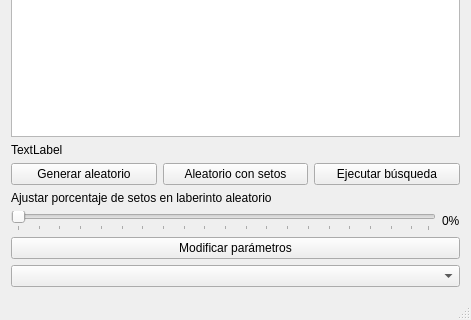
Above: Implementación Gráfica 1/hp_mdl/ventanaprincipal.ui from Rafaherrero/ia before the change; both pictures show x 0 to 471 and y 220 to 540 of the 471 by 540 pixel window. Below: the same form after it.
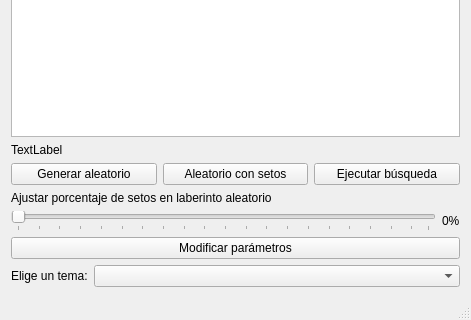
That is the form after the change.

Commit message: Arreglando interfaz 2

The edit to the form file:
```diff
--- a/Implementación Gráfica 1/hp_mdl/ventanaprincipal.ui
+++ b/Implementación Gráfica 1/hp_mdl/ventanaprincipal.ui
@@ -168,7 +168,37 @@
      </widget>
     </item>
     <item>
-     <widget class="QComboBox" name="lista_temas"/>
+     <layout class="QHBoxLayout" name="horizontalLayout_3">
+      <property name="topMargin">
+       <number>0</number>
+      </property>
+      <item>
+       <widget class="QLabel" name="label_2">
+        <property name="sizePolicy">
+         <sizepolicy hsizetype="Fixed" vsizetype="Preferred">
+          <horstretch>0</horstretch>
+          <verstretch>0</verstretch>
+         </sizepolicy>
+        </property>
+        <property name="text">
+         <string>Elige un tema:</string>
+        </property>
+       </widget>
+      </item>
+      <item>
+       <widget class="QComboBox" name="lista_temas">
+        <property name="sizePolicy">
+         <sizepolicy hsizetype="MinimumExpanding" vsizetype="Fixed">
+          <horstretch>0</horstretch>
+          <verstretch>0</verstretch>
+         </sizepolicy>
+        </property>
+        <property name="insertPolicy">
+         <enum>QComboBox::InsertAlphabetically</enum>
+        </property>
+       </widget>
+      </item>
+     </layout>
     </item>
    </layout>
   </widget>
```
Left out of the diff: 10 changed lines with no effect on the pictures. The commit also changes 1 other file.
